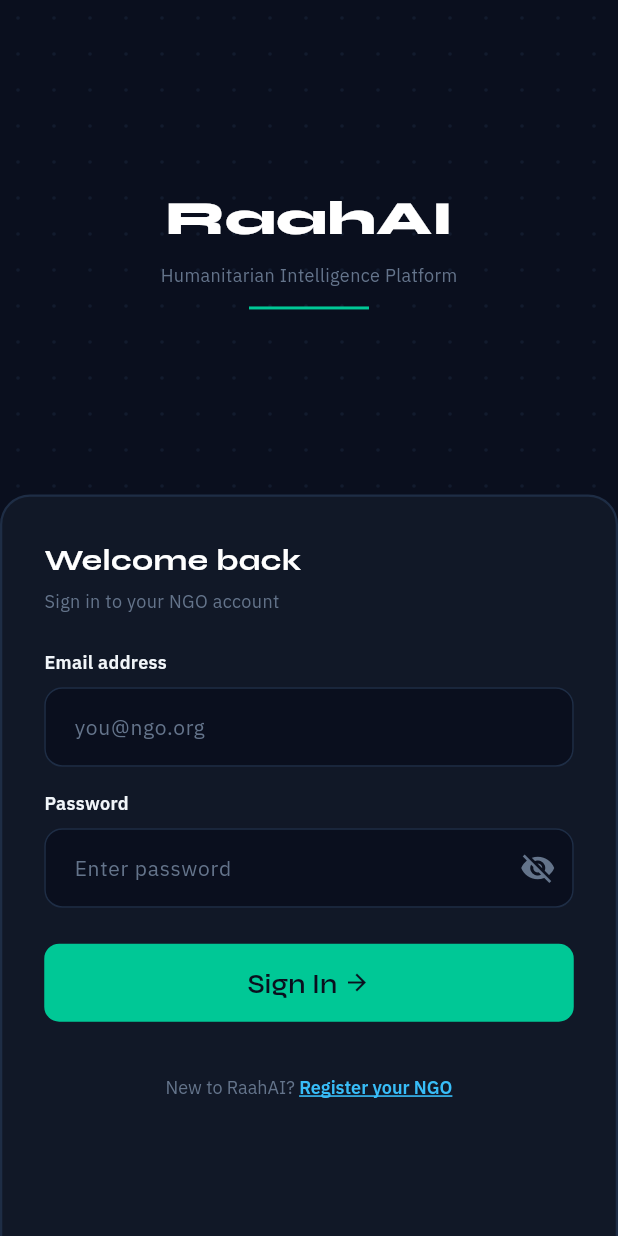
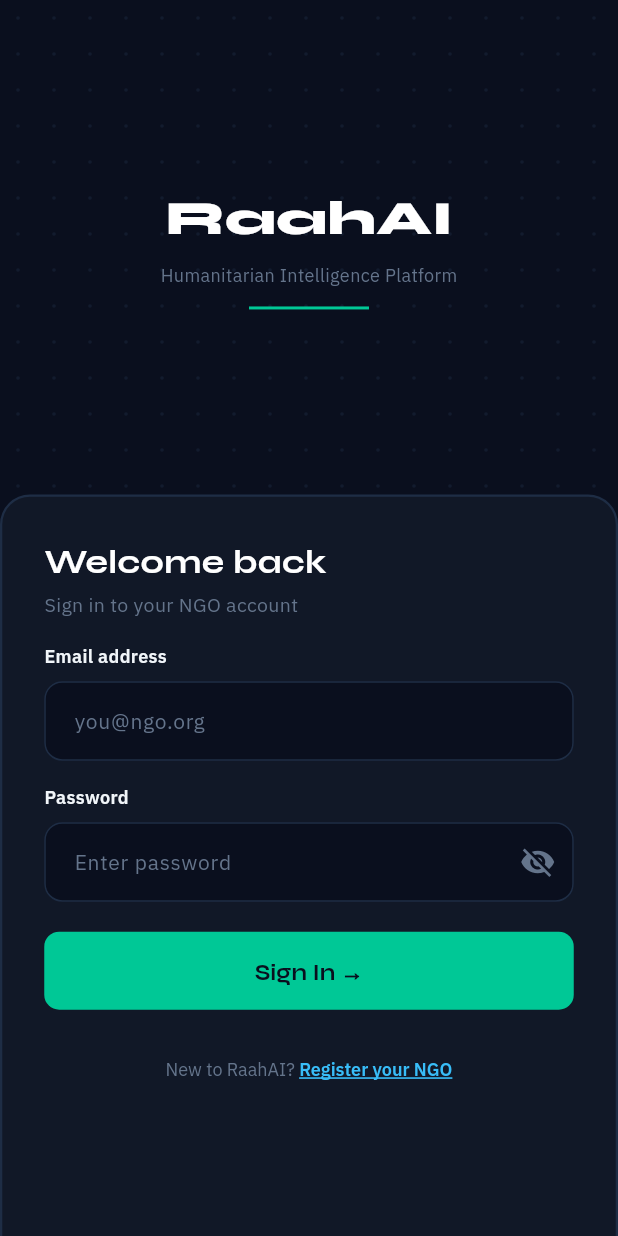
Before and after one commit to Sharoon-Masih/RaahAI, a Flutter app: the screen it shows after launch, on a phone screen of 412 x 824 dp. Run offline on Flutter 3.47's test engine with Material 3 defaults, Android fonts, the light colour scheme and no system bars; our stand-ins replace flutter_secure_storage, google_fonts.

Commit message:
feat(frontend): update login screen layout gaps and typography styling to match exact user specifications

```diff
--- a/frontend/flutter_app/lib/features/auth/login_screen.dart
+++ b/frontend/flutter_app/lib/features/auth/login_screen.dart
@@ -2,6 +2,7 @@
 
 import 'dart:async';
 import 'package:flutter/material.dart';
+import 'package:google_fonts/google_fonts.dart';
 import 'package:provider/provider.dart';
 
 import '../../core/constants/app_colors.dart';
@@ -199,14 +200,21 @@
                                   children: [
                                     Text(
                                       'Welcome back',
-                                      style: AppTextStyles.heading3(color: Colors.white),
+                                      style: GoogleFonts.syne(
+                                        fontSize: 22,
+                                        fontWeight: FontWeight.bold,
+                                        color: Colors.white,
+                                      ),
                                     ),
                                     const SizedBox(height: 4),
                                     Text(
                                       'Sign in to your NGO account',
-                                      style: AppTextStyles.bodySmall(color: AppColors.textMuted),
+                                      style: GoogleFonts.ibmPlexSans(
+                                        fontSize: 13,
+                                        color: AppColors.textMuted,
+                                      ),
                                     ),
-                                    const SizedBox(height: 24),
+                                    const SizedBox(height: 16),
 
                                     // Email Field
                                     Text(
@@ -262,7 +270,7 @@
                                         ),
                                       ),
                                     ),
-                                    const SizedBox(height: 24),
+                                    const SizedBox(height: 20),
 
                                     // Sign In Button
                                     SizedBox(
@@ -286,23 +294,17 @@
                                                   valueColor: AlwaysStoppedAnimation<Color>(AppColors.background),
                                                 ),
                                               )
-                                            : Row(
-                                                mainAxisAlignment: MainAxisAlignment.center,
-                                                children: [
-                                                  Text(
-                                                    'Sign In ',
-                                                    style: AppTextStyles.heading4(color: AppColors.background),
-                                                  ),
-                                                  const Icon(
-                                                    Icons.arrow_forward,
-                                                    color: AppColors.background,
-                                                    size: 18,
-                                                  )
-                                                ],
+                                            : Text(
+                                                'Sign In →',
+                                                style: GoogleFonts.syne(
+                                                  fontSize: 15,
+                                                  fontWeight: FontWeight.bold,
+                                                  color: AppColors.background,
+                                                ),
                                               ),
                                       ),
                                     ),
-                                    const SizedBox(height: 20),
+                                    const SizedBox(height: 16),
 
                                     // Register Navigation option
                                     Center(
```
